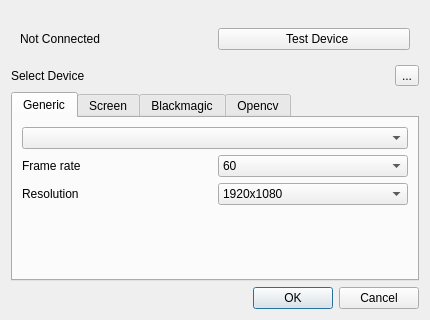
Old version of the form src/CameraDialog.ui in the repository markus-wa/glmixer-mirror; both pictures show x 0 to 430 and y 252 to 572 of the 430 by 572 pixel window.
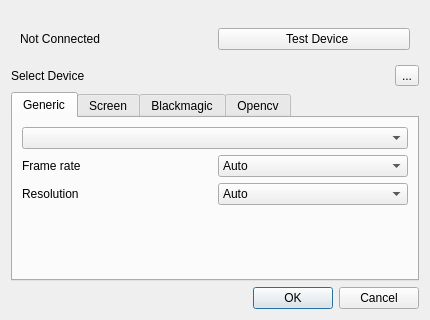
New version of the form. Icons and pictures are not drawn. Custom widgets are drawn as their Qt base class.

Commit message: Added auto option for framerate and size for avdevice.

Diff of the .ui file:
```diff
--- a/src/CameraDialog.ui
+++ b/src/CameraDialog.ui
@@ -224,6 +224,11 @@
          </item>
          <item>
           <widget class="QComboBox" name="webcamFramerate">
+           <item>
+            <property name="text">
+             <string>Auto</string>
+            </property>
+           </item>
            <item>
             <property name="text">
              <string>60</string>
@@ -259,6 +264,11 @@
          </item>
          <item>
           <widget class="QComboBox" name="webcamResolution">
+           <item>
+            <property name="text">
+             <string>Auto</string>
+            </property>
+           </item>
            <item>
             <property name="text">
              <string>1920x1080</string>
```
The commit also changes 1 other file.
